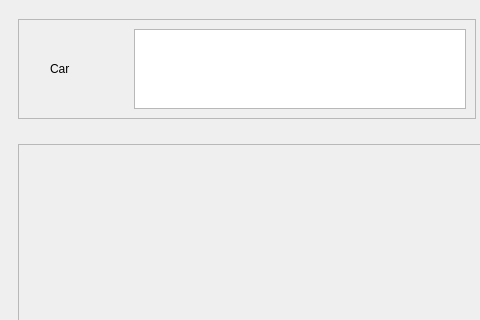
Pbw000/stm32car, file Remote_Controller/mainwindow.ui: the form before one commit; both pictures show x 0 to 480 and y 0 to 320 of the 600 by 800 pixel window.
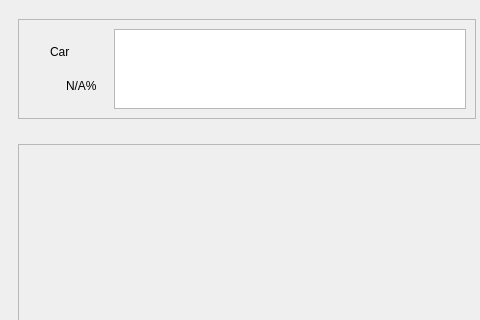
The form after the commit. Icons and pictures are not drawn.

What changed in the file:
```diff
--- a/Remote_Controller/mainwindow.ui
+++ b/Remote_Controller/mainwindow.ui
@@ -159,10 +159,16 @@
               </property>
               <property name="minimumSize">
                <size>
-                <width>100</width>
+                <width>80</width>
                 <height>0</height>
                </size>
               </property>
+              <property name="maximumSize">
+               <size>
+                <width>100</width>
+                <height>16777215</height>
+               </size>
+              </property>
               <layout class="QVBoxLayout" name="verticalLayout_2">
                <item>
                 <layout class="QHBoxLayout" name="horizontalLayout_3">
@@ -184,12 +190,18 @@
                     <bool>false</bool>
                    </property>
                    <property name="alignment">
-                    <set>Qt::AlignmentFlag::AlignLeading|Qt::AlignmentFlag::AlignLeft|Qt::AlignmentFlag::AlignVCenter</set>
+                    <set>Qt::AlignmentFlag::AlignCenter</set>
                    </property>
                   </widget>
                  </item>
                  <item>
                   <widget class="QLabel" name="label">
+                   <property name="sizePolicy">
+                    <sizepolicy hsizetype="Preferred" vsizetype="Minimum">
+                     <horstretch>0</horstretch>
+                     <verstretch>0</verstretch>
+                    </sizepolicy>
+                   </property>
                    <property name="text">
                     <string>Car</string>
                    </property>
@@ -197,6 +209,60 @@
                  </item>
                 </layout>
                </item>
+               <item>
+                <layout class="QHBoxLayout" name="horizontalLayout_4">
+                 <property name="spacing">
+                  <number>5</number>
+                 </property>
+                 <item>
+                  <widget class="QLabel" name="battery_icon">
+                   <property name="sizePolicy">
+                    <sizepolicy hsizetype="Fixed" vsizetype="Fixed">
+                     <horstretch>0</horstretch>
+                     <verstretch>0</verstretch>
+                    </sizepolicy>
+                   </property>
+                   <property name="minimumSize">
+                    <size>
+                     <width>24</width>
+                     <height>24</height>
+                    </size>
+                   </property>
+                   <property name="maximumSize">
+                    <size>
+                     <width>24</width>
+                     <height>24</height>
+                    </size>
+                   </property>
+                   <property name="text">
+                    <string/>
+                   </property>
+                   <property name="pixmap">
+                    <pixmap resource="res.qrc">:/res/ic_fluent_battery_warning_24_regular.png</pixmap>
+                   </property>
+                   <property name="scaledContents">
+                    <bool>true</bool>
+                   </property>
+                  </widget>
+                 </item>
+                 <item>
+                  <widget class="QLabel" name="label_3">
+                   <property name="sizePolicy">
+                    <sizepolicy hsizetype="Minimum" vsizetype="Preferred">
+                     <horstretch>0</horstretch>
+                     <verstretch>0</verstretch>
+                    </sizepolicy>
+                   </property>
+                   <property name="text">
+                    <string>N/A%</string>
+                   </property>
+                   <property name="alignment">
+                    <set>Qt::AlignmentFlag::AlignLeading|Qt::AlignmentFlag::AlignLeft|Qt::AlignmentFlag::AlignVCenter</set>
+                   </property>
+                  </widget>
+                 </item>
+                </layout>
+               </item>
               </layout>
              </widget>
             </item>
```
